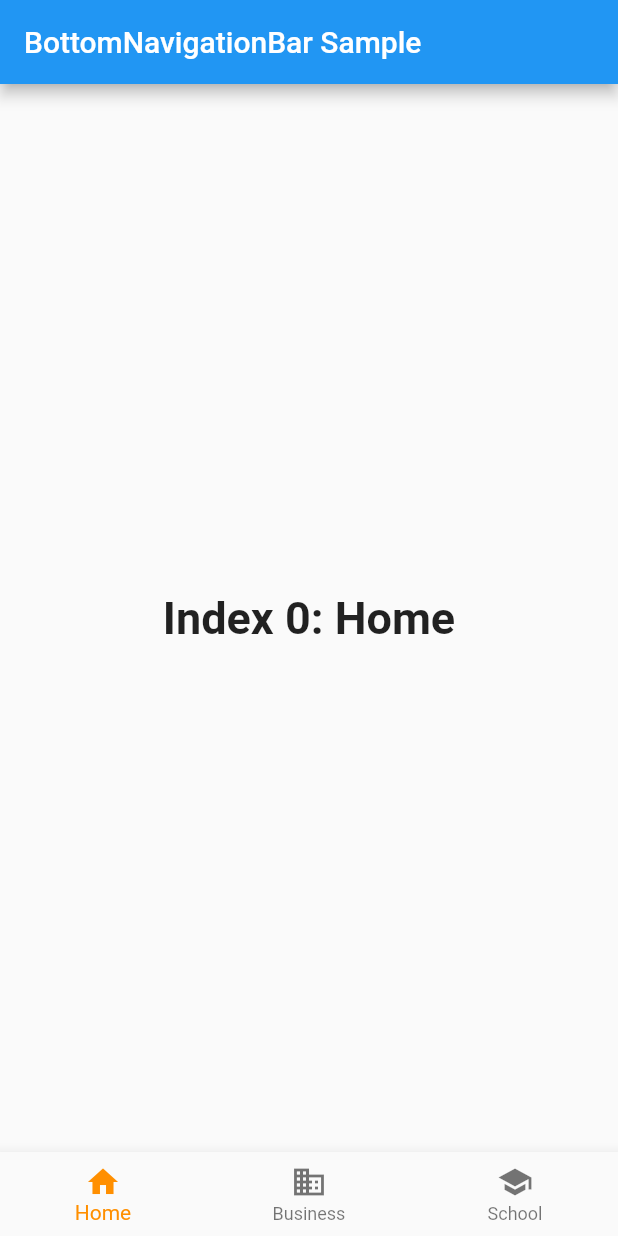
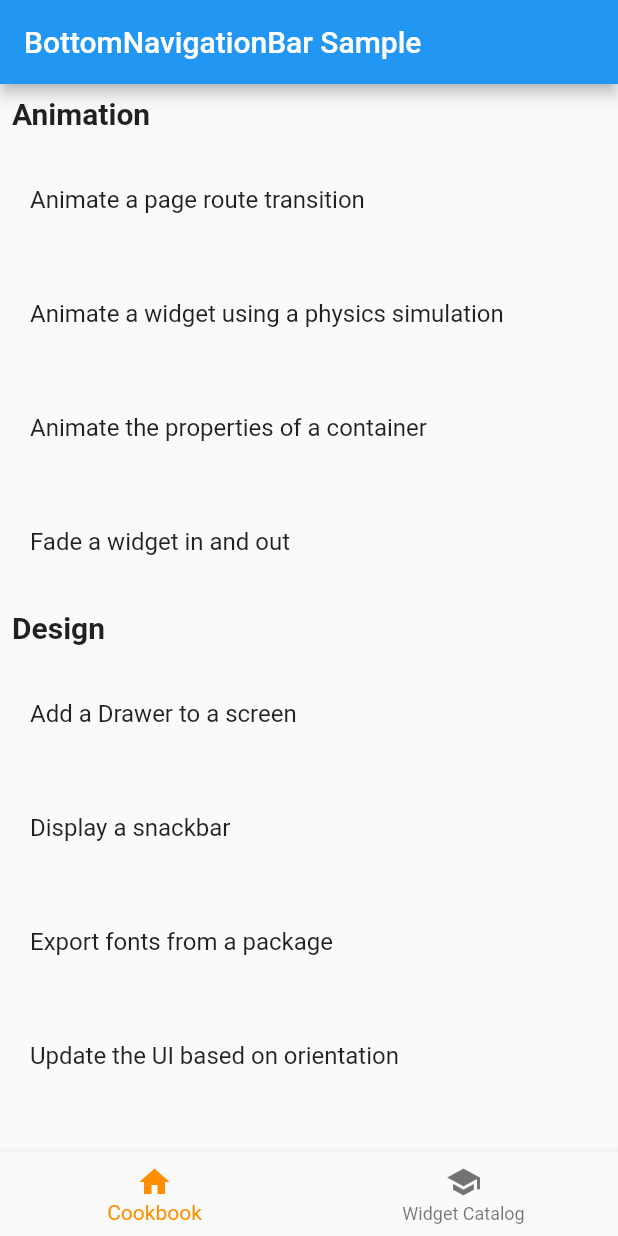
Before and after one commit to yeshu-cn/flutter_cookbook, a Flutter app: the screen it shows after launch, on a phone screen of 412 x 824 dp. Run offline on Flutter 3.47's test engine with Material 2 defaults, Android fonts, the phone set to English and light mode, and no system bars; drawn by our look-alikes of grouped_list.

Commit message:
添加cookbook tab

```diff
--- a/lib/cookbook.dart
+++ b/lib/cookbook.dart
@@ -0,0 +1,91 @@
+import 'package:flutter/material.dart';
+import 'package:grouped_list/grouped_list.dart';
+
+
+List _elements = [
+  {'name': 'Animate a page route transition', 'group': 'Animation'},
+  {'name': 'Animate a widget using a physics simulation', 'group': 'Animation'},
+  {'name': 'Animate the properties of a container', 'group': 'Animation'},
+  {'name': 'Fade a widget in and out', 'group': 'Animation'},
+  {'group': 'Design', 'name': 'Add a Drawer to a screen'},
+  {'group': 'Design', 'name': 'Display a snackbar'},
+  {'group': 'Design', 'name': 'Export fonts from a package'},
+  {'group': 'Design', 'name': 'Update the UI based on orientation'},
+  {'group': 'Design', 'name': 'Use a Custom font'},
+  {'group': 'Design', 'name': 'Use themes to share colors and font styles'},
+  {'group': 'Design', 'name': 'Work with tabs'},
+  {'group': 'Forms', 'name': 'Build a form with validation'},
+  {'group': 'Design', 'name': 'Create and style a text field'},
+  {'group': 'Design', 'name': 'Focus and text field'},
+  {'group': 'Design', 'name': 'Handle changes to a text field'},
+  {'group': 'Design', 'name': 'Retrieve th value of a text field'},
+  {'group': 'Gestures', 'name': 'Add Material touch ripples'},
+  {'group': 'Gestures', 'name': 'Handle taps'},
+  {'group': 'Gestures', 'name': 'Implement swipe to dismiss'},
+  {'group': 'Image', 'name': 'Display Images from the internet'},
+  {'group': 'Image', 'name': 'Fade in image with a placeholder'},
+  {'group': 'Image', 'name': 'Work with cached images'},
+  {'group': 'List', 'name': 'Create a grid list'},
+  {'group': 'List', 'name': 'Create a horizontal list'},
+  {'group': 'List', 'name': 'Create lists with different types of items'},
+  {'group': 'List', 'name': 'Place a floating app bar above a list'},
+  {'group': 'List', 'name': 'Use lists'},
+  {'group': 'List', 'name': 'Work with long lists'},
+  {'group': 'Maintenance', 'name': 'report errors to a service'},
+  {'group': 'Navigation', 'name': 'Animate a widget across screens'},
+  {'group': 'Navigation', 'name': 'Navigate a new screen and back'},
+  {'group': 'Navigation', 'name': 'Navigate with named routes'},
+  {'group': 'Navigation', 'name': 'Pass arguments to a named route'},
+  {'group': 'Navigation', 'name': 'Return data from a screen'},
+  {'group': 'Navigation', 'name': 'Send data to a new screen'},
+  {'group': 'Networking', 'name': 'Delete data on the internet'},
+  {'group': 'Navigation', 'name': 'Fetch data from the internet'},
+  {'group': 'Navigation', 'name': 'Make authenticated requests'},
+  {'group': 'Navigation', 'name': 'Parse JSON in the background'},
+  {'group': 'Navigation', 'name': 'Send data to the internet'},
+  {'group': 'Navigation', 'name': 'Update data over the internet'},
+  {'group': 'Navigation', 'name': 'Work with WebSockets'},
+  {'group': 'Persistence', 'name': 'Persist data with SQLite'},
+  {'group': 'Persistence', 'name': 'Read and write files'},
+  {'group': 'Persistence', 'name': 'Store key-value data on disk'},
+  {'group': 'Plugins', 'name': 'Play and pause a video'},
+  {'group': 'Plugins', 'name': 'Take a picture with the camera'},
+  {'group': 'Testing Integration', 'name': 'An introduction to integration '
+      'testing'},
+  {'group': 'Testing Integration', 'name': 'Handle scrolling'},
+  {'group': 'Testing Integration', 'name': 'Performance profiling'},
+  {'group': 'Testing Unit', 'name': 'An introduction to unit testing'},
+  {'group': 'Testing Unit', 'name': 'Mock dependencies using Mockito'},
+  {'group': 'Testing Widget', 'name': 'An introduction to widget testing'},
+  {'group': 'Testing Widget', 'name': 'Find widgets'},
+  {'group': 'Testing Widget', 'name': 'Tap, drag, and enter text'},
+
+];
+
+
+
+class Cookbook extends StatelessWidget {
+  @override
+  Widget build(BuildContext context) {
+    return GroupedListView<dynamic, String>(
+      groupBy: (element) => element['group'],
+      elements: _elements,
+      useStickyGroupSeparators: true,
+      groupSeparatorBuilder: (String value) => Padding(
+        padding: const EdgeInsets.all(8.0),
+        child: Text(
+          value,
+          textAlign: TextAlign.start,
+          style: TextStyle(fontSize: 20, fontWeight: FontWeight.bold),
+        ),
+      ),
+      itemBuilder: (c, element) {
+        return ListTile(
+            contentPadding:
+            EdgeInsets.symmetric(horizontal: 20.0, vertical: 10.0),
+            title: Text(element['name'])
+        );
+      },
+    );
+  }
+}
--- a/lib/my_app.dart
+++ b/lib/my_app.dart
@@ -11,6 +11,8 @@
 
 import 'package:cookbook/widget_catalog.dart';
 import 'package:flutter/material.dart';
+
+import 'cookbook.dart';
 
 /// This Widget is the main application widget.
 class MyApp extends StatelessWidget {
@@ -38,14 +40,7 @@ class _MyStatefulWidgetState extends State<MyStatefulWidget> {
   static const TextStyle optionStyle =
       TextStyle(fontSize: 30, fontWeight: FontWeight.bold);
   var _widgetOptions = <Widget>[
-    Text(
-      'Index 0: Home',
-      style: optionStyle,
-    ),
-    Text(
-      'Index 1: Business',
-      style: optionStyle,
-    ),
+    Cookbook(),
     WidgetCatalog(),
   ];
 
@@ -68,15 +63,11 @@ class _MyStatefulWidgetState extends State<MyStatefulWidget> {
         items: const <BottomNavigationBarItem>[
           BottomNavigationBarItem(
             icon: Icon(Icons.home),
-            title: Text('Home'),
-          ),
-          BottomNavigationBarItem(
-            icon: Icon(Icons.business),
-            title: Text('Business'),
+            title: Text('Cookbook'),
           ),
           BottomNavigationBarItem(
             icon: Icon(Icons.school),
-            title: Text('School'),
+            title: Text('Widget Catalog'),
           ),
         ],
         currentIndex: _selectedIndex,
--- a/lib/widget/basics/appbar/appbar_page.dart
+++ b/lib/widget/basics/appbar/appbar_page.dart
@@ -24,7 +24,6 @@ void openPage(BuildContext context) {
 
 /// This is the stateless widget that the main application instantiates.
 class MyStatelessWidget extends StatelessWidget {
-	MyStatelessWidget({Key key}) : super(key: key);
 
 	@override
 	Widget build(BuildContext context) {
--- a/lib/widget_catalog.dart
+++ b/lib/widget_catalog.dart
@@ -1,4 +1,5 @@
 
+import 'package:cookbook/widget/basics/appbar/appbar_page.dart';
 import 'package:flutter/material.dart';
 
 import 'model/widget_item.dart';
@@ -11,7 +12,7 @@ class WidgetCatalog extends StatelessWidget {
 		WidgetItem("Assets, Images, and Icons"),
 		WidgetItem("Async"),
 		WidgetItem("Basics"),
-		WidgetItem("Cpertino(iOS-style-widgets)"),
+		WidgetItem("Cupertino(iOS-style-widgets)"),
 		WidgetItem("Input"),
 		WidgetItem("Interaction Models"),
 		WidgetItem("Layout"),
@@ -33,7 +34,14 @@ class WidgetCatalog extends StatelessWidget {
 			children: List.generate(widgetList.length, (index) {
 				return Container(
 					padding: const EdgeInsets.all(8),
-					child: Text(widgetList[index].title),
+					child: GestureDetector(
+						child: Text(widgetList[index].title),
+						onTap: () {
+							print(widgetList[index].title);
+							Navigator.push(context, MaterialPageRoute(builder: (context) =>
+									MyStatelessWidget()));
+						},
+					),
 					color: Colors.teal[200],
 				);
 			}),
--- a/pubspec.yaml
+++ b/pubspec.yaml
@@ -23,6 +23,8 @@ environment:
 dependencies:
   flutter:
     sdk: flutter
+
+  grouped_list: ^3.2.3
 
 
   # The following adds the Cupertino Icons font to your application.
```
Also changed, not shown: pubspec.lock.
